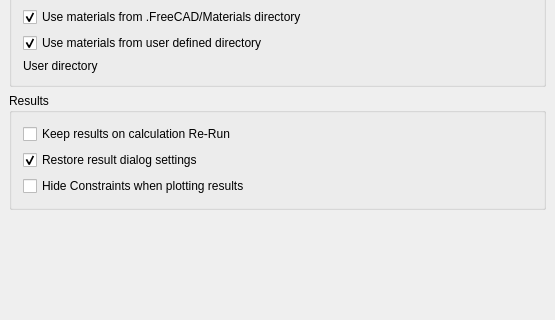
berndhahnebach/All_FreeCAD, file src/Mod/Fem/Gui/DlgSettingsFem.ui: the form before one commit; both pictures show x 0 to 555 and y 189 to 509 of the 555 by 628 pixel window.
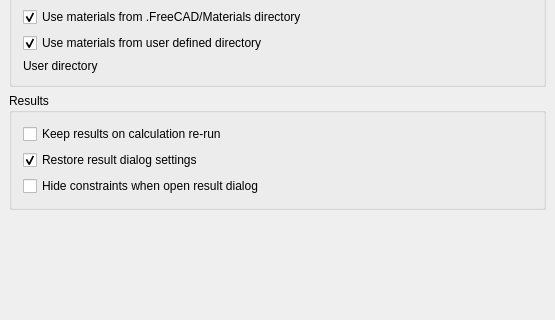
The form after the commit. Custom widgets are drawn as their Qt base class.

Commit message: FEM: GUI: prefs: typos in dialogs

Diff of the .ui file:
```diff
--- a/src/Mod/Fem/Gui/DlgSettingsFem.ui
+++ b/src/Mod/Fem/Gui/DlgSettingsFem.ui
@@ -306,7 +306,7 @@
              <bool>true</bool>
             </property>
             <property name="text">
-             <string>Keep results on calculation Re-Run</string>
+             <string>Keep results on calculation re-run</string>
             </property>
             <property name="checked">
              <bool>false</bool>
@@ -341,7 +341,7 @@
              <bool>true</bool>
             </property>
             <property name="text">
-             <string>Hide Constraints when plotting results</string>
+             <string>Hide constraints when open result dialog</string>
             </property>
             <property name="checkable">
              <bool>true</bool>
```
Left out of the diff: 11 changed lines with no effect on the pictures. The commit also changes 1 other file.
